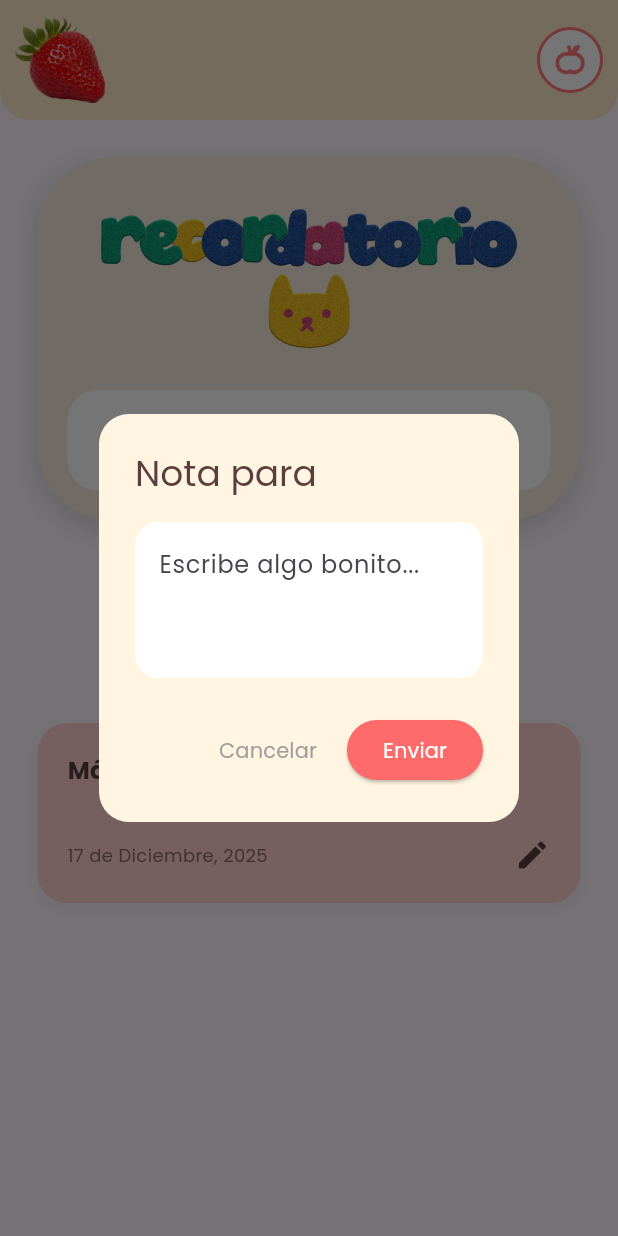
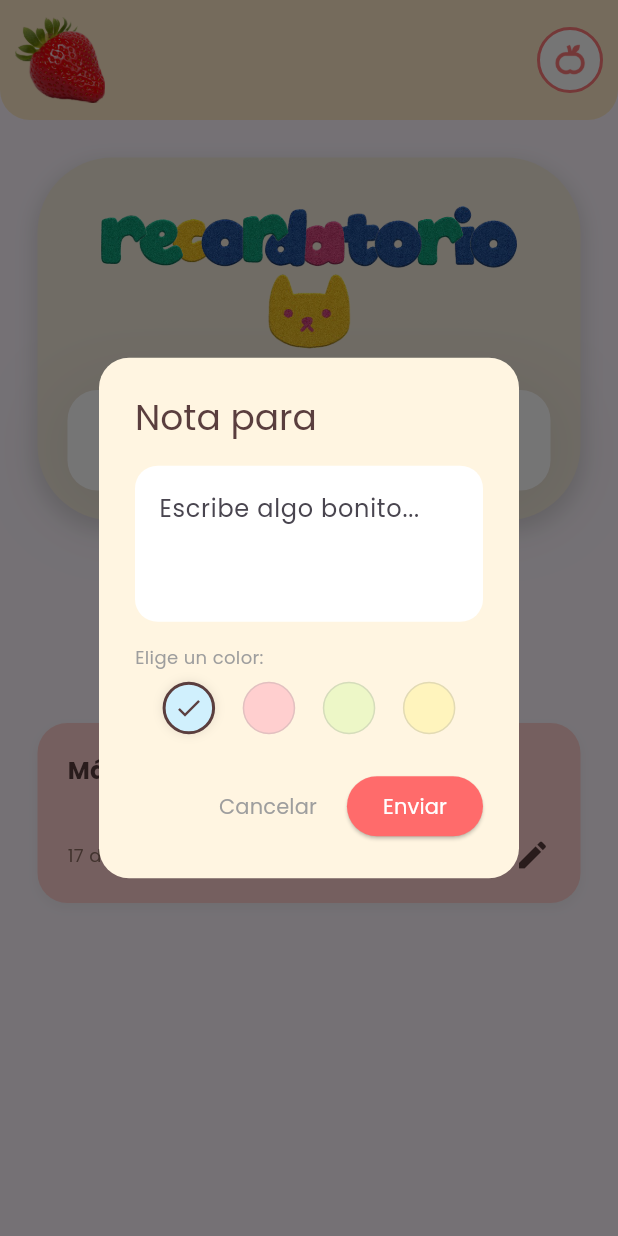
Before and after one commit to Dantesakt1/Essentials, a Flutter app: the Inicio screen opened directly, after a tap on an icon or button, on a phone screen of 412 x 824 dp. Run offline on Flutter 3.47's test engine with Material 3 defaults, Android fonts, the phone set to English and light mode, and no system bars; our stand-ins replace supabase_flutter; accounts and stored records are empty.

Commit message:
Se arreglan cosas

```diff
--- a/lib/pantallas/inicio.dart
+++ b/lib/pantallas/inicio.dart
@@ -1,4 +1,5 @@
 import 'package:essentials_app/util/notas.dart';
+import 'package:essentials_app/util/perfil.dart';
 import 'package:essentials_app/util/recordatorio.dart';
 import 'package:flutter/material.dart';
 
@@ -40,7 +41,10 @@ class Inicio extends StatelessWidget {
         actions: [
           GestureDetector(
             onTap: () {
-              // Acción al tocar la manzana (si es necesario)
+              Navigator.push(
+                context,
+                MaterialPageRoute(builder: (context) => const PantallaPerfil()),
+              );
             },
           child: Container(
           margin: EdgeInsets.all(10),
--- a/lib/util/notas.dart
+++ b/lib/util/notas.dart
@@ -11,7 +11,7 @@ class Notas extends StatefulWidget {
 class _NotasState extends State<Notas> {
   // Variables de datos
   Map<String, dynamic>? ultimaNota;
-  String nombrePareja = "..."; // Aquí guardaremos el nombre (ej: "Kenita")
+  String nombrePareja = "...";
   bool cargando = true;
 
   // Controlador para leer lo que el usuario escribe
@@ -19,6 +19,18 @@ class _NotasState extends State<Notas> {
 
   // Tu ID de usuario
   final miId = Supabase.instance.client.auth.currentUser?.id;
+
+  // --- NUEVO: COLORES DISPONIBLES ---
+  // Mapa de colores: Nombre -> Código de Color
+  final List<Color> paletaColores = [
+    const Color(0xFFD0F0FD), // Azul (Original)
+    const Color(0xFFFFCFCF), // Rosa
+    const Color(0xFFEDF7C7), // Verde Limón Pastel
+    const Color(0xFFFFF4BD), // Amarillo Pollito
+  ];
+
+  // Variable para guardar el color elegido al escribir (Por defecto el Azul)
+  Color colorSeleccionado = const Color(0xFFD0F0FD);
 
   @override
   void initState() {
@@ -32,16 +44,13 @@ class _NotasState extends State<Notas> {
     super.dispose();
   }
 
-  // Función maestra para cargar notas y nombres al mismo tiempo
   Future<void> _cargarTodo() async {
-    await _obtenerDatosPareja(); // 1. Averiguar nombre de la pareja
-    await _buscarNotas();        // 2. Buscar si hay notas
+    await _obtenerDatosPareja();
+    await _buscarNotas();
   }
 
-  // --- NUEVA: OBTENER NOMBRE DE LA PAREJA ---
   Future<void> _obtenerDatosPareja() async {
     try {
-      // 1. Buscamos MI perfil para obtener el ID de mi pareja
       final miPerfil = await Supabase.instance.client
           .from('profiles')
           .select()
@@ -51,7 +60,6 @@ Future<void> _obtenerDatosPareja() async {
       final idPareja = miPerfil['partner_id'];
 
       if (idPareja != null) {
-        // 2. Buscamos el perfil de la PAREJA
         final perfilPareja = await Supabase.instance.client
             .from('profiles')
             .select()
@@ -60,25 +68,19 @@ Future<void> _obtenerDatosPareja() async {
 
         if (mounted) {
           setState(() {
-            // PRIORIDAD: 1. Nickname (Apodo), 2. Username, 3. "Amor"
             final apodo = perfilPareja['nickname'];
             final usuario = perfilPareja['username'];
-
-            // Si apodo no es nulo, úsalo. Si no, usa usuario. Si no, "Amor".
             nombrePareja = apodo ?? usuario ?? "Amor";
           });
         }
       } else {
-        // Si no tienes pareja enlazada en la BD
         if (mounted) setState(() => nombrePareja = "tu pareja");
       }
     } catch (e) {
-      print("Error buscando pareja: $e");
       if (mounted) setState(() => nombrePareja = "Amor");
     }
   }
 
-  // 1. BUSCAR NOTAS
   Future<void> _buscarNotas() async {
     try {
       final response = await Supabase.instance.client
@@ -95,24 +97,32 @@ Future<void> _obtenerDatosPareja() async {
         });
       }
     } catch (e) {
-      print("Error buscando notas: $e");
       if (mounted) setState(() => cargando = false);
     }
   }
 
-  // 2. ENVIAR NOTA
+  // --- NUEVO: ENVIAR CON COLOR ---
   Future<void> _enviarNota() async {
     final texto = _mensajeController.text.trim();
     if (texto.isEmpty) return;
+
+    // Convertimos el objeto Color a String (ej: "0xffd0f0fd") para guardarlo en la BD
+    String colorString = colorSeleccionado.value.toRadixString(16);
+    // Nos aseguramos que tenga el formato 0xFF...
+    colorString = "0x$colorString";
 
     try {
       await Supabase.instance.client.from('sticky_notes').insert({
         'sender_id': miId,
         'content': texto,
         'is_active': true,
+        'color': colorString, // <--- Guardamos el color aquí
       });
 
       _mensajeController.clear();
+      // Reseteamos el color al azul por defecto para la próxima
+      colorSeleccionado = const Color(0xFFD0F0FD);
+
       if (mounted) Navigator.pop(context);
 
       ScaffoldMessenger.of(context).showSnackBar(
@@ -128,26 +138,73 @@ Future<void> _obtenerDatosPareja() async {
     }
   }
 
-  // 3. VENTANA EMERGENTE
+  // --- NUEVO: DIÁLOGO CON SELECTOR DE COLOR ---
   void _mostrarDialogoEscribir() {
+    // Usamos StatefulBuilder para que el diálogo pueda actualizarse (cambiar colores)
     showDialog(
       context: context,
-      builder: (context) => AlertDialog(
+      builder: (context) => StatefulBuilder(
+        builder: (context, setStateDialog) {
+          return AlertDialog(
             backgroundColor: const Color(0xFFFFF5E1),
             shape: RoundedRectangleBorder(borderRadius: BorderRadius.circular(20)),
             title: Text("Nota para $nombrePareja", style: const TextStyle(color: Color(0xFF5A3E3E))),
-        content: TextField(
+            content: Column(
+              mainAxisSize: MainAxisSize.min, // Que ocupe solo lo necesario
+              children: [
+                TextField(
                   controller: _mensajeController,
                   maxLines: 3,
                   decoration: InputDecoration(
                     hintText: "Escribe algo bonito...",
                     filled: true,
-            fillColor: Colors.white,
+                    fillColor: Colors.white, // El input se queda blanco para leer bien
                     border: OutlineInputBorder(
                       borderRadius: BorderRadius.circular(15),
                       borderSide: BorderSide.none,
                     ),
                   ),
+                ),
+                const SizedBox(height: 15),
+                const Align(
+                  alignment: Alignment.centerLeft,
+                  child: Text("Elige un color:", style: TextStyle(fontSize: 12, color: Colors.grey)),
+                ),
+                const SizedBox(height: 8),
+
+                // FILA DE BOLITAS DE COLORES
+                Row(
+                  mainAxisAlignment: MainAxisAlignment.spaceEvenly,
+                  children: paletaColores.map((color) {
+                    bool esSeleccionado = colorSeleccionado == color;
+                    return GestureDetector(
+                      onTap: () {
+                        // Actualizamos el estado SOLO del diálogo
+                        setStateDialog(() {
+                          colorSeleccionado = color;
+                        });
+                      },
+                      child: Container(
+                        width: 35, height: 35,
+                        decoration: BoxDecoration(
+                          color: color,
+                          shape: BoxShape.circle,
+                          border: esSeleccionado
+                              ? Border.all(color: const Color(0xFF5A3E3E), width: 2) // Borde si está elegido
+                              : Border.all(color: Colors.grey.withOpacity(0.3)), // Borde suave si no
+                          boxShadow: [
+                             if(esSeleccionado) BoxShadow(color: Colors.black.withOpacity(0.1), blurRadius: 5)
+                          ]
+                        ),
+                        // Check si está seleccionado
+                        child: esSeleccionado
+                            ? const Icon(Icons.check, size: 20, color: Color(0xFF5A3E3E))
+                            : null,
+                      ),
+                    );
+                  }).toList(),
+                )
+              ],
             ),
             actions: [
               TextButton(
@@ -164,27 +221,32 @@ Future<void> _obtenerDatosPareja() async {
                 child: const Text("Enviar"),
               ),
             ],
+          );
+        }
       ),
     );
   }
 
-  // --- NUEVA: FECHA EN ESPAÑOL MANUAL ---
-  // Hacemos esto manual para no configurar Locales complejos por ahora
+  // Ayudante fechas
   String _fechaEnEspanol(DateTime fecha) {
-    List<String> meses = [
-      "Enero", "Febrero", "Marzo", "Abril", "Mayo", "Junio",
-      "Julio", "Agosto", "Septiembre", "Octubre", "Noviembre", "Diciembre"
-    ];
+    List<String> meses = ["Enero", "Febrero", "Marzo", "Abril", "Mayo", "Junio", "Julio", "Agosto", "Septiembre", "Octubre", "Noviembre", "Diciembre"];
     return "${fecha.day} de ${meses[fecha.month - 1]}, ${fecha.year}";
   }
 
-  // Ayudante para convertir el string de Supabase a DateTime
   String _procesarFechaBD(String fechaIso) {
     try {
-      final fecha = DateTime.parse(fechaIso);
-      return _fechaEnEspanol(fecha);
+      return _fechaEnEspanol(DateTime.parse(fechaIso));
+    } catch (e) { return ""; }
+  }
+
+  // --- NUEVO: CONVERTIR STRING BD A COLOR ---
+  Color _obtenerColorDeBD(String? colorString) {
+    if (colorString == null) return const Color(0xFFD0F0FD); // Azul por defecto
+    try {
+      // Supabase devuelve "0xff..." o "0xFF...", hay que parsearlo
+      return Color(int.parse(colorString));
     } catch (e) {
-      return "";
+      return const Color(0xFFD0F0FD); // Si falla, devuelve azul
     }
   }
 
@@ -197,7 +259,6 @@ Future<void> _obtenerDatosPareja() async {
       child: Column(
         children: [
 
-          // --- LÓGICA DE VISUALIZACIÓN ---
           if (ultimaNota == null) ...[
             // ESTADO VACÍO
             Row(
@@ -216,16 +277,17 @@ Future<void> _obtenerDatosPareja() async {
               children: [
                 Image.asset('assets/images/happy.png', height: 60),
                 const SizedBox(width: 10),
-                // AQUÍ USAMOS EL NOMBRE DE LA PAREJA
                 Text("$nombrePareja te ha mandado una nota", style: const TextStyle(color: Colors.grey, fontSize: 14)),
               ],
             ),
             const SizedBox(height: 10),
+
+            // --- AQUÍ APLICAMOS EL COLOR DE LA BD ---
             Container(
               width: double.infinity,
               padding: const EdgeInsets.all(20),
               decoration: BoxDecoration(
-                color: const Color(0xFFD0F0FD),
+                color: _obtenerColorDeBD(ultimaNota!['color']), // <--- ¡AQUÍ ESTÁ LA MAGIA!
                 borderRadius: BorderRadius.circular(20),
               ),
               child: Column(
@@ -239,9 +301,7 @@ Future<void> _obtenerDatosPareja() async {
                   Row(
                     mainAxisAlignment: MainAxisAlignment.spaceBetween,
                     children: [
-                      // FECHA DE LA NOTA
                       Text(_procesarFechaBD(ultimaNota!['created_at']), style: const TextStyle(fontSize: 12, color: Colors.grey)),
-                      // QUIEN LA MANDÓ
                       Text("De $nombrePareja", style: const TextStyle(fontSize: 12, color: Colors.grey)),
                     ],
                   ),
@@ -269,7 +329,6 @@ Future<void> _obtenerDatosPareja() async {
                 crossAxisAlignment: CrossAxisAlignment.start,
                 mainAxisAlignment: MainAxisAlignment.spaceBetween,
                 children: [
-                  // AQUÍ TAMBIÉN USAMOS EL NOMBRE
                   Text(
                     "Mándale una nota a $nombrePareja ...",
                     style: const TextStyle(fontSize: 16, color: Color(0xFF5A3E3E), fontWeight: FontWeight.bold),
@@ -277,7 +336,6 @@ Future<void> _obtenerDatosPareja() async {
                   Row(
                     mainAxisAlignment: MainAxisAlignment.spaceBetween,
                     children: [
-                      // FECHA DE HOY (Actualizada al momento)
                       Text(
                         _fechaEnEspanol(DateTime.now()),
                         style: const TextStyle(fontSize: 12, color: Color(0xFF8D6E63)),
--- a/lib/util/recordatorio.dart
+++ b/lib/util/recordatorio.dart
@@ -97,6 +97,12 @@ class _RecordatorioState extends State<Recordatorio> {
               width: double.infinity,
               padding: const EdgeInsets.all(15),
               decoration: BoxDecoration(
+                boxShadow: [
+                  BoxShadow(
+              color: Colors.grey.withOpacity(0.3),
+              spreadRadius: 2,
+              blurRadius: 50,
+              offset: const Offset(0, 5))],
                 color: Colors.white,
                 borderRadius: BorderRadius.circular(20),
               ),
```
Also changed, not shown: lib/util/perfil.dart (added, +240 -0 lines). Lines whose indentation alone changed are shown as unchanged.
